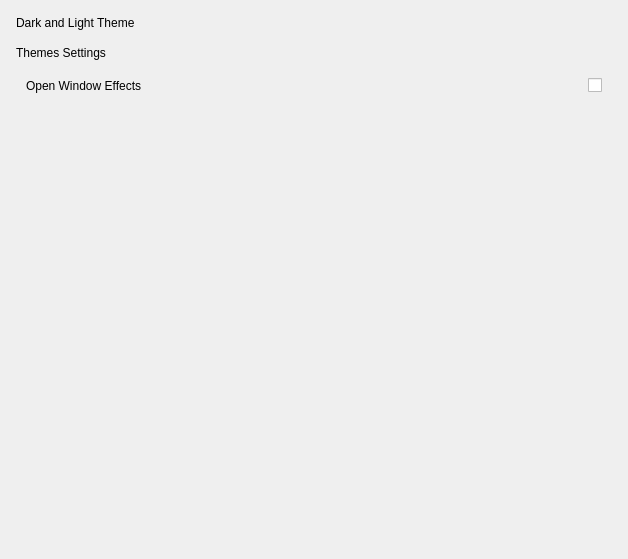
Before: the Qt Designer form plugins/appearance/pages/theme/theme-page.ui in openeuler-mirror/kiran-control-panel, drawn with Qt 5.
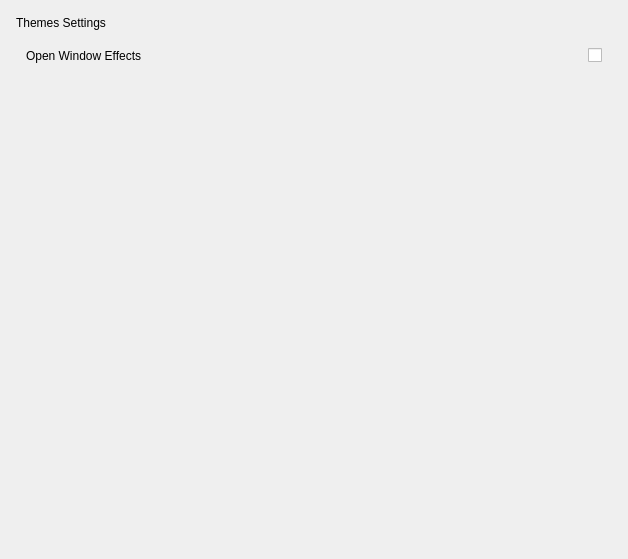
After: the same form once the commit is applied. Custom widgets are drawn as their Qt base class.

Commit message:
fix(theme):change the light and dark theme name
- 修改深浅色主题名为冰晶白、曜岩黑

Fixes #24747

Patch:
```diff
--- a/plugins/appearance/pages/theme/theme-page.ui
+++ b/plugins/appearance/pages/theme/theme-page.ui
@@ -78,7 +78,7 @@
           <item>
            <widget class="QLabel" name="label_theme">
             <property name="text">
-             <string>Dark and Light Theme</string>
+             <string>Themes Settings</string>
             </property>
            </widget>
           </item>
@@ -103,13 +103,6 @@
          <property name="spacing">
           <number>10</number>
          </property>
-         <item>
-          <widget class="QLabel" name="label_theme_setting">
-           <property name="text">
-            <string>Themes Settings</string>
-           </property>
-          </widget>
-         </item>
          <item>
           <layout class="QVBoxLayout" name="verticalLayout_choose_widget">
            <property name="spacing">
```
The commit also changes 2 other files.
